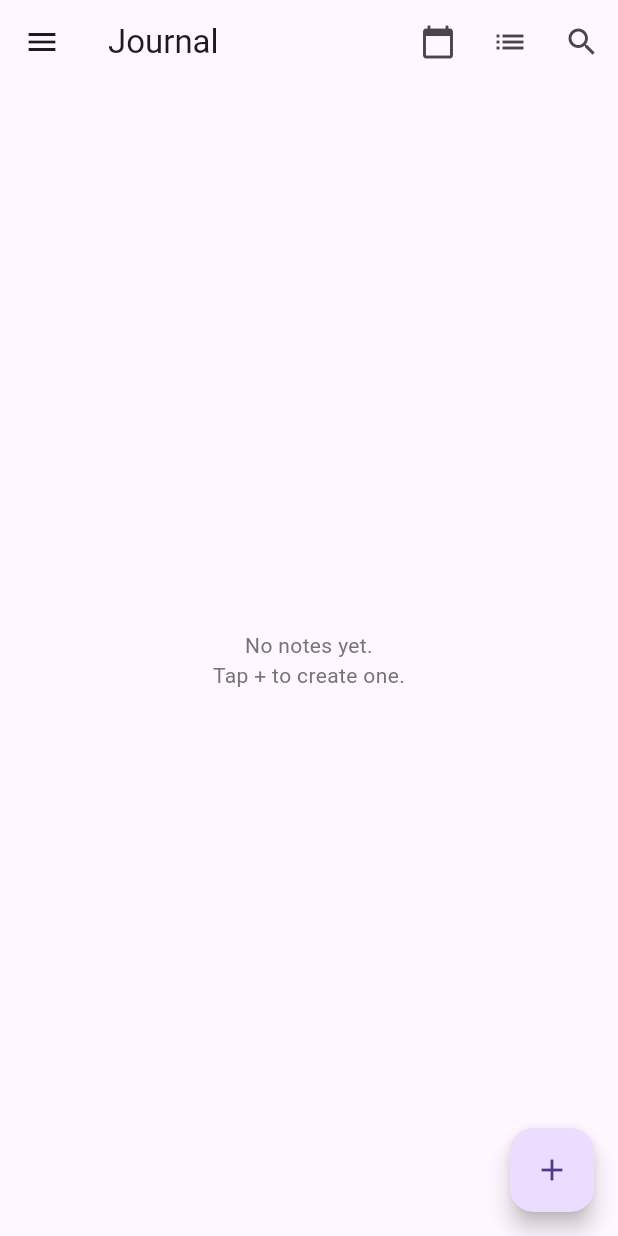
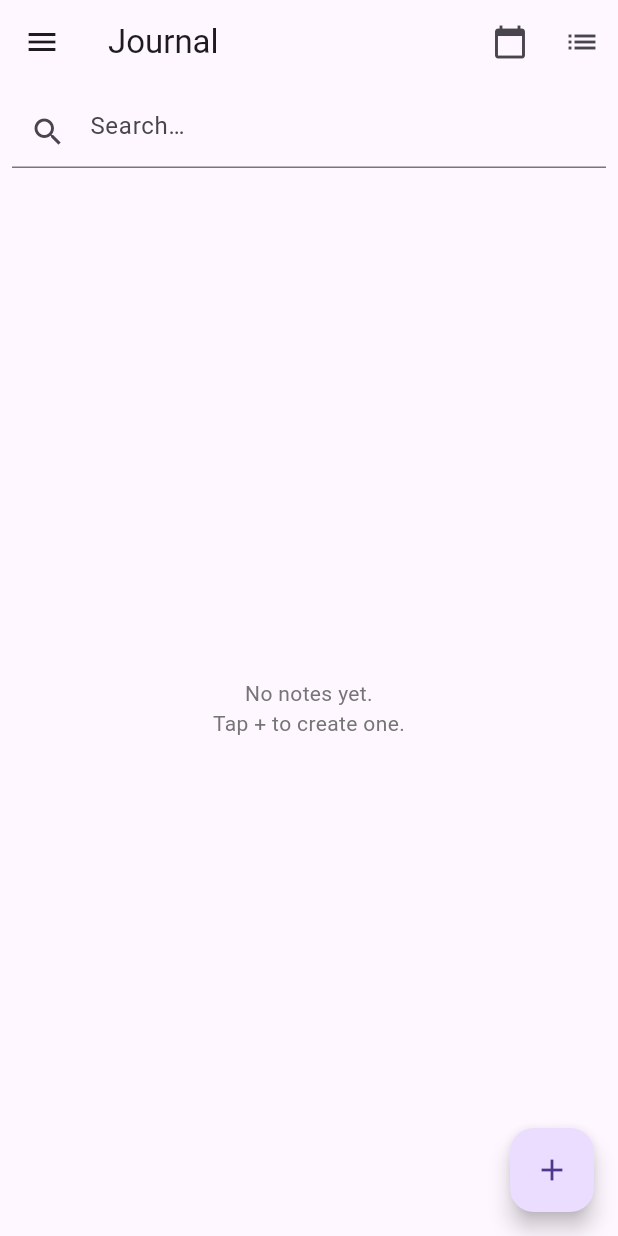
Before and after one commit to aurcsin/OmniSpace, a Flutter app: the screen it shows after launch, on a phone screen of 412 x 824 dp. Run offline on Flutter 3.47's test engine with Material 3 defaults, Android fonts, the phone set to English and light mode, and no system bars; our stand-ins replace audioplayers, flutter_colorpicker, hive, hive_flutter, image_picker, permission_handler; missing offline and left inert: record; accounts and stored records are empty.

Commit message:
Search bar

```diff
--- a/lib/pages/journal_page.dart
+++ b/lib/pages/journal_page.dart
@@ -77,21 +77,24 @@ class _JournalPageState extends State<JournalPage> {
                   icon: Icon(_gridMode ? Icons.list : Icons.grid_view),
                   onPressed: () => setState(() => _gridMode = !_gridMode),
                 ),
-                IconButton(
-                  icon: const Icon(Icons.search),
-                  onPressed: () => showSearch(
-                    context: context,
-                    delegate: _NoteSearchDelegate(
-                      initial: _searchQuery,
-                      onSearch: _performSearch,
-                    ),
-                  ),
-                ),
               ],
             ),
             body: _isLoading
                 ? const Center(child: CircularProgressIndicator())
-                : notes.isEmpty
+                : Column(
+                    children: [
+                      Padding(
+                        padding: const EdgeInsets.all(8.0),
+                        child: TextField(
+                          decoration: const InputDecoration(
+                            prefixIcon: Icon(Icons.search),
+                            hintText: 'Search…',
+                          ),
+                          onChanged: _performSearch,
+                        ),
+                      ),
+                      Expanded(
+                        child: notes.isEmpty
                             ? Center(
                                 child: Text(
                                   _searchQuery.isEmpty
@@ -117,7 +120,8 @@ class _JournalPageState extends State<JournalPage> {
                                                 .push(
                                                   MaterialPageRoute(
                                                     builder: (_) =>
-                                                NoteDetailPage(omniNote: note),
+                                                        NoteDetailPage(
+                                                            omniNote: note),
                                                   ),
                                                 )
                                                 .then((_) => _initializeNotes()),
@@ -136,13 +140,17 @@ class _JournalPageState extends State<JournalPage> {
                                                 .push(
                                                   MaterialPageRoute(
                                                     builder: (_) =>
-                                                NoteDetailPage(omniNote: note),
+                                                        NoteDetailPage(
+                                                            omniNote: note),
                                                   ),
                                                 )
                                                 .then((_) => _initializeNotes()),
                                           );
                                         },
                                       ),
+                              ),
+                      ),
+                    ],
                   ),
             floatingActionButton: FloatingActionButton(
               child: const Icon(Icons.add),
@@ -305,6 +313,17 @@ class _NoteCard extends StatelessWidget {
                 ],
               ),
             ),
+            if (note.title.isNotEmpty)
+              Padding(
+                padding:
+                    const EdgeInsets.symmetric(horizontal: 8.0, vertical: 4),
+                child: Text(
+                  note.title,
+                  style: const TextStyle(fontWeight: FontWeight.bold),
+                  maxLines: 1,
+                  overflow: TextOverflow.ellipsis,
+                ),
+              ),
           ],
         ),
       ),
@@ -359,40 +378,3 @@ class _NoteListTile extends StatelessWidget {
     );
   }
 }
-
-/// SearchDelegate for searching notes.
-class _NoteSearchDelegate extends SearchDelegate<void> {
-  final String initial;
-  final Future<void> Function(String) onSearch;
-
-  _NoteSearchDelegate({required this.initial, required this.onSearch})
-      : super(
-          searchFieldLabel: initial.isNotEmpty ? initial : 'Search notes…',
-          textInputAction: TextInputAction.search,
-        );
-
-  @override
-  List<Widget>? buildActions(BuildContext context) => [
-        if (query.isNotEmpty)
-          IconButton(
-            icon: const Icon(Icons.clear),
-            onPressed: () => query = '',
-          )
-      ];
-
-  @override
-  Widget? buildLeading(BuildContext context) => IconButton(
-        icon: const Icon(Icons.arrow_back),
-        onPressed: () => close(context, null),
-      );
-
-  @override
-  Widget buildResults(BuildContext context) {
-    onSearch(query);
-    close(context, null);
-    return const SizedBox.shrink();
-  }
-
-  @override
-  Widget buildSuggestions(BuildContext context) => const SizedBox.shrink();
-}
```
Also changed, not shown: lib/pages/calendar_overview_page.dart (+12 -0 lines), lib/pages/note_detail_page.dart (+27 -0 lines). Lines whose indentation alone changed are shown as unchanged.
